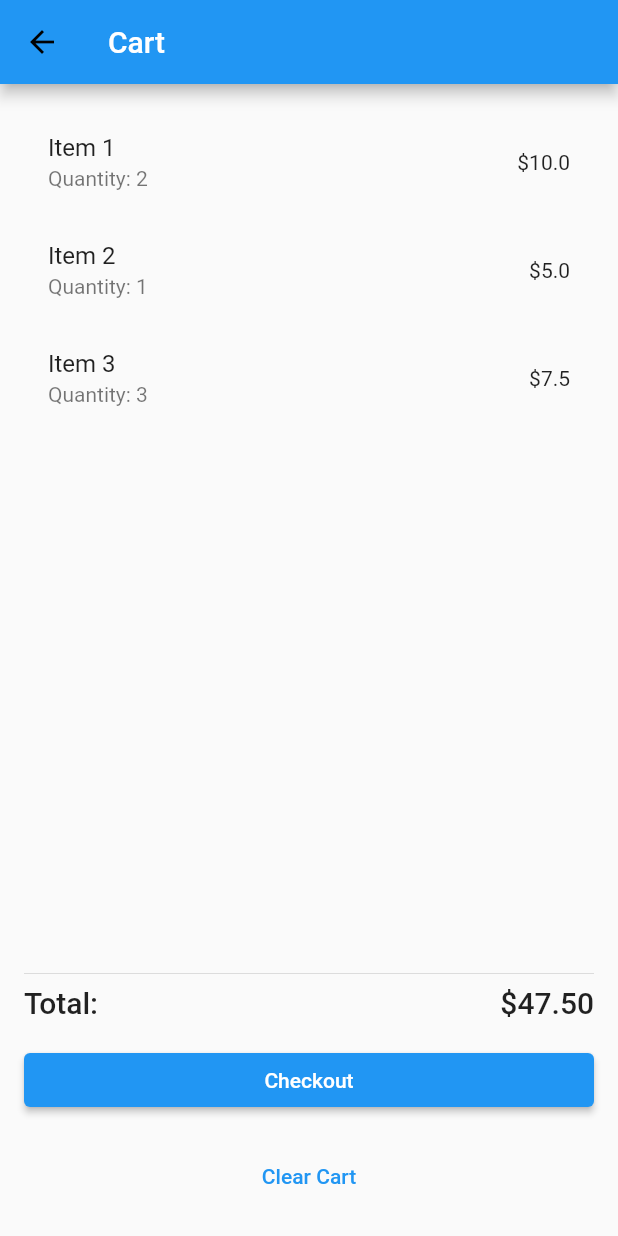
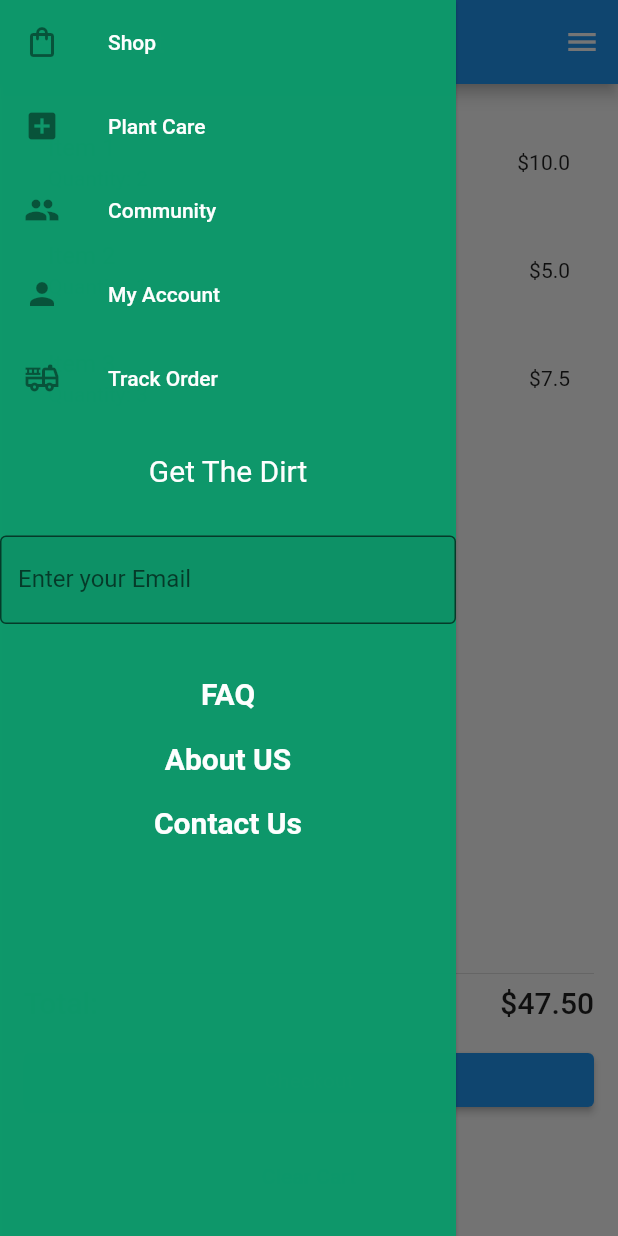
Before and after one commit to Yusrakhalid1/hackthon, a Flutter app: the CartScreen screen opened directly, with the side drawer open (before the commit the screen has no drawer), on a phone screen of 412 x 824 dp. Run offline on Flutter 3.47's test engine with Material 2 defaults, Android fonts, the phone set to English and light mode, and no system bars; our stand-ins replace firebase_auth, firebase_core; missing offline and left inert: dart:js_util; accounts and stored records are empty; network calls fail.

Commit message:
4th commit

```diff
--- a/app/lib/main.dart
+++ b/app/lib/main.dart
@@ -2,11 +2,11 @@ import 'package:app/navigation%20bar/navigation.dart';
 import 'package:app/pages/PlantBio.dart';
 import 'package:app/pages/another_bio.dart';
 import 'package:app/screens/Cart_Item.dart';
-import 'package:app/screens/favourite.dart';
 import 'package:app/screens/home_screen.dart';
 import 'package:app/screens/login_screen.dart';
 import 'package:app/screens/signup_screen.dart';
 import 'package:app/screens/splash_screeen.dart';
+import 'package:app/screens/test.dart';
 import 'package:firebase_core/firebase_core.dart';
 import 'firebase_options.dart';
 import 'package:flutter/material.dart';
@@ -25,8 +25,8 @@ class MyApp extends StatelessWidget {
   // This widget is the root of your application.
   @override
   Widget build(BuildContext context) {
-    return  MaterialApp(
-     home: CartScreen(),
+    return MaterialApp(
+     home: navigation (),
     debugShowCheckedModeBanner: false,
     );
   }
--- a/app/lib/screens/Cart_Item.dart
+++ b/app/lib/screens/Cart_Item.dart
@@ -1,6 +1,6 @@
 import 'package:app/color_constants/utils.dart';
 import 'package:app/navigation%20bar/navigation.dart';
-import 'package:app/screens/favourite.dart';
+import 'package:app/screens/drawer.dart';
 import 'package:app/screens/order_done.dart';
 import 'package:flutter/material.dart';
 
@@ -49,15 +49,26 @@ class _CartScreenState extends State<CartScreen> {
         leading: IconButton(
           icon: const Icon(
             Icons.arrow_back,
-            color: Primarycolors.color3,
+            color: Primarycolors.color2,
             ),
           onPressed: (){
-            Navigator.push(context, MaterialPageRoute(builder: (context)=> navigation()));
+            Navigator.push(
+              context, MaterialPageRoute(builder: (context)=> const navigation()));
           },
         ),
+        actions: [
+          IconButton(
+            onPressed: (){
+              Navigator.push(
+                context, MaterialPageRoute(builder: (context) => const drawer_screen()));
+            },
+             icon: const Icon(Icons.menu)
+             )
+        ],
       ),
+      drawer: const drawer_screen(),
       body: Container(
-        padding: EdgeInsets.all(16.0),
+        padding: const EdgeInsets.all(16.0),
         child: Column(
           crossAxisAlignment: CrossAxisAlignment.stretch,
           children: [
--- a/app/lib/screens/drawer.dart
+++ b/app/lib/screens/drawer.dart
@@ -1,85 +1,99 @@
-
 import 'package:app/color_constants/utils.dart';
 import 'package:flutter/material.dart';
 
-class drawer extends StatefulWidget {
-  const drawer({super.key});
+class drawer_screen extends StatefulWidget {
+  const drawer_screen({super.key});
 
   @override
-  State<drawer> createState() => _drawerState();
+  State<drawer_screen> createState() => _drawer_screenState();
 }
 
-class _drawerState extends State<drawer> {
+class _drawer_screenState extends State<drawer_screen> {
   @override
   Widget build(BuildContext context) {
-    return Scaffold(
-      appBar: AppBar(
-        backgroundColor: Primarycolors.color1,
-      ),
-        body: const Padding(
-          padding: EdgeInsets.all(10.0),
-          child: Text("Hello"),
-        ),
-    drawer: Drawer(
+    return Drawer(
       backgroundColor: Primarycolors.color1,
+      elevation: 1.0,
      child:
        ListView(
         padding: EdgeInsets.zero,
         children: <Widget>[
           ListTile(
+            leading: const Icon(Icons.shopping_bag_outlined),
             title: const Text('Shop' , style: TextStyle(color: Primarycolors.color2),),
-            onTap: () {
-              // Navigate to item 1
-            },
+            onTap: () {},
           ),
           ListTile(
-            title: Text('Plant Care', style: TextStyle(color: Primarycolors.color2),),
-            onTap: () {
-              // Navigate to item 2
-            },
+            leading: const Icon(Icons.add_box),
+            title: const Text('Plant Care', style: TextStyle(color: Primarycolors.color2),),
+            onTap: () {},
           ),
           ListTile(
-            title: Text('Community', style: TextStyle(color: Primarycolors.color2),),
-            onTap: () {
-              // Navigate to item 2
-            },
+            leading: const Icon(Icons.people),
+            title: const Text('Community', style: TextStyle(color: Primarycolors.color2),),
+            onTap: () {},
           ),
           ListTile(
-            title: Text('My Account', style: TextStyle(color: Primarycolors.color2),),
-            onTap: () {
-              // Navigate to item 2
-            },
+            leading: const Icon(Icons.person),
+            title: const Text('My Account', style: TextStyle(color: Primarycolors.color2),),
+            onTap: () {},
           ),
           ListTile(
-            title: Text('Track Order', style: TextStyle(color: Primarycolors.color2),),
-            onTap: () {
-              // Navigate to item 2
-            },
+            leading: const Icon(Icons.fire_truck_outlined),
+            title: const Text('Track Order', style: TextStyle(color: Primarycolors.color2),),
+            onTap: () {},
           ),
           const SizedBox(height: 10,),
-        const  Text(
-            'Get The Dirt',
-            style: TextStyle(
-              color: Primarycolors.color2
-              ),),
+        const Center(
+          child: Padding(
+            padding: EdgeInsets.all(12.0),
+            child:  Text(
+                'Get The Dirt',
+                style: TextStyle(
+                  color: Primarycolors.color2,
+                  fontSize: 20
+                  ),),
+          ),
+        ),
                const SizedBox(height: 20,),
                 const Center(
                    child: TextField(
                             obscureText: false,
                           decoration:  InputDecoration(
+                            border: OutlineInputBorder(),
                           labelText: 'Enter your Email',
                          filled: true,
                           ),
                           ),
                  ),
-                        Text('FAQ' , style: TextStyle(color: Primarycolors.color2 , fontSize: 15 , fontWeight: FontWeight.bold),),
-                        const SizedBox(height: 20,),
-                         Text('About US' , style: TextStyle(color: Primarycolors.color2 , fontSize: 15 , fontWeight: FontWeight.bold),),
-                        const SizedBox(height: 20,),
-                         Text('Contact Us' , style: TextStyle(color: Primarycolors.color2 , fontSize: 15 , fontWeight: FontWeight.bold),),
-
+                 const SizedBox(height: 20,),
+                        Padding(
+                          padding: const EdgeInsets.all(15.0),
+                          child: Column(
+                            mainAxisAlignment: MainAxisAlignment.center,
+                            children: const [
+                               Text(
+                                 'FAQ' ,
+                                 style: TextStyle(
+                                 color: Primarycolors.color2 , fontSize: 20 , fontWeight: FontWeight.bold),
+                                 ),
+                               SizedBox(height: 20,),
+                              Text(
+                                'About US' ,
+                                 style: TextStyle(
+                                  color: Primarycolors.color2 , fontSize: 20 , fontWeight: FontWeight.bold),
+                                  ),
+                               SizedBox(height: 20,),
+                               Text(
+                                 'Contact Us' ,
+                                  style: TextStyle(
+                                   color: Primarycolors.color2 , fontSize: 20 , fontWeight: FontWeight.bold),
+                                   ),
+                            ],
+                          ),
+                        ),
         ],
       ),
-      )  );
+      );
   }
 }
--- a/app/lib/screens/home_screen.dart
+++ b/app/lib/screens/home_screen.dart
@@ -1,7 +1,6 @@
 import 'package:app/color_constants/utils.dart';
 import 'package:app/pages/PlantBio.dart';
 import 'package:app/pages/another_bio.dart';
-import 'package:app/screens/favourite.dart';
 import 'package:app/screens/home_screen.dart';
 import 'package:app/navigation%20bar/navigation.dart';
 import 'package:flutter/material.dart';
```
Also changed, not shown: app/lib/navigation bar/navigation.dart (+3 -8 lines), app/lib/screens/favourite.dart (deleted, +0 -19 lines).
